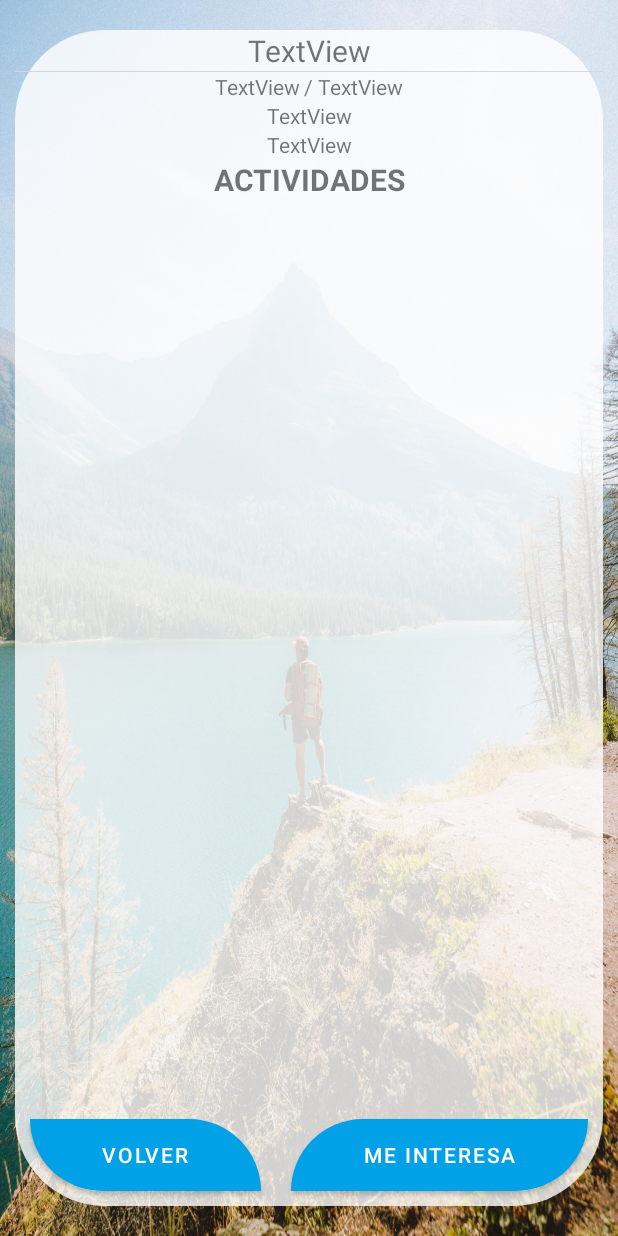
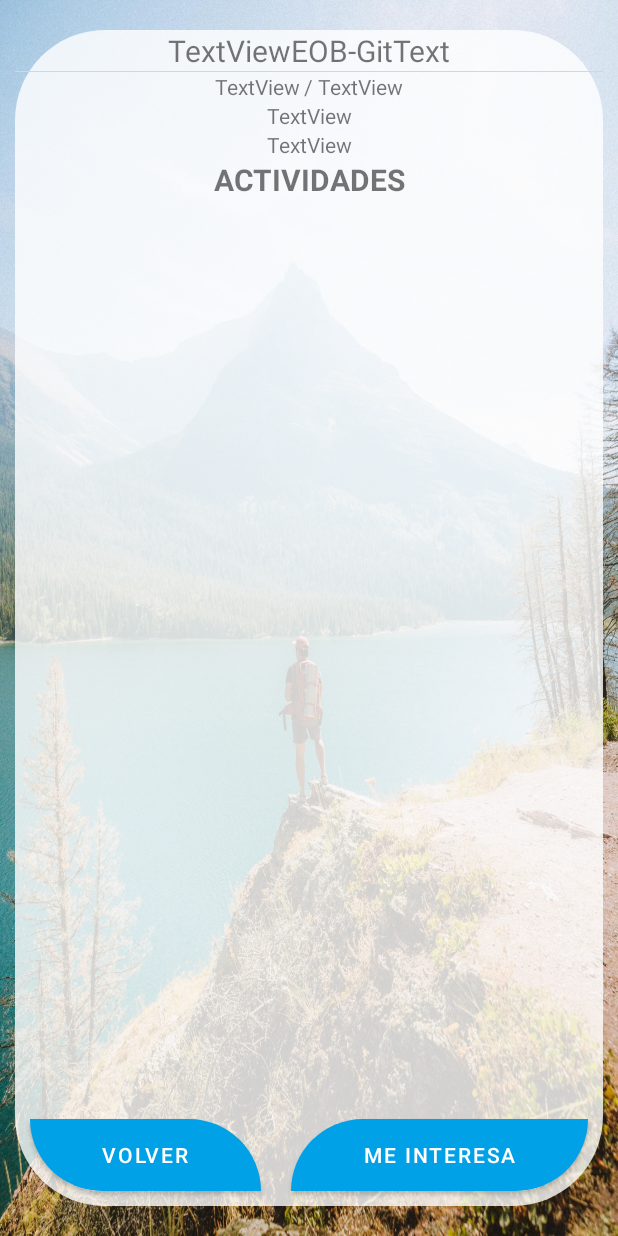
Before and after one commit to taras-podolchak/apptravel002, an Android app: the layout fragment_v_03.xml on its own in the app's theme, with its tools: preview values and no code run, on a phone screen of 412 x 824 dp. Run offline under Robolectric (Android 15) with nearby library versions, the phone set to English and light mode, and no system bars.

Commit message:
fragment_v_03.xml Prueba GitHub 220211

```diff
--- a/app/src/main/res/layout/fragment_v_03.xml
+++ b/app/src/main/res/layout/fragment_v_03.xml
@@ -38,7 +38,7 @@
                     android:layout_width="match_parent"
                     android:layout_height="wrap_content"
                     android:gravity="center_horizontal"
-                    android:text="TextView"
+                    android:text="TextViewEOB-GitText"
                     android:textSize="20sp" />
 
                 <ImageView
```
